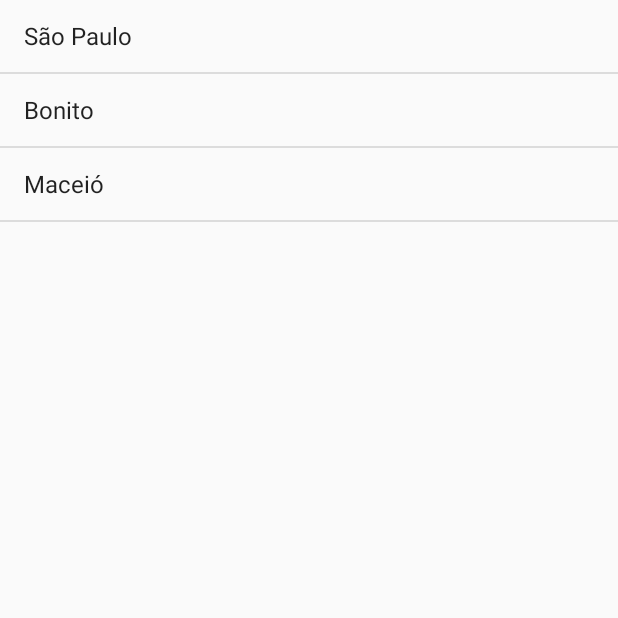
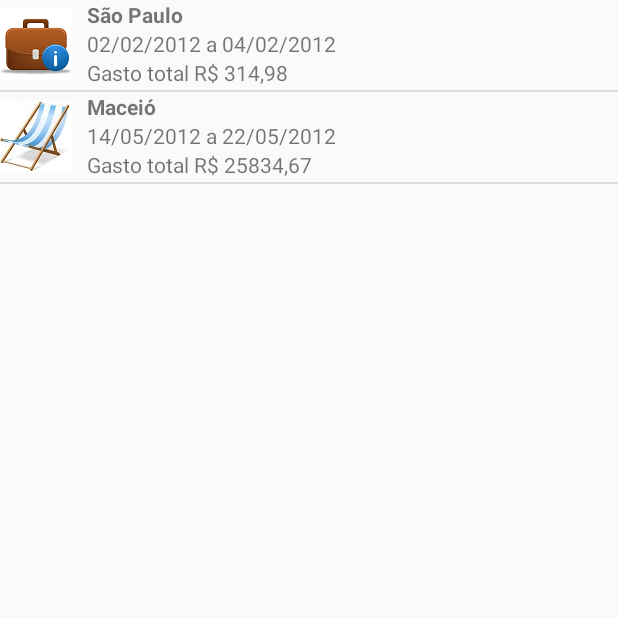
Before and after one commit to thiagomorais92/TravelAppTest, an Android app: the ViagemListActivity screen opened directly, with no data from a screen before it, on a phone screen of 412 x 824 dp, the top half of it. Run offline under Robolectric (Android 15) with nearby library versions, the phone set to English and light mode, and no system bars.

Commit message:
.
. working

```diff
--- a/app/src/main/java/thiago/com/br/myapplication/activitys/MainActivity.java
+++ b/app/src/main/java/thiago/com/br/myapplication/activitys/MainActivity.java
@@ -34,7 +34,7 @@ public class MainActivity extends Activity {
                 String usuarioInformado = email.getText().toString();
                 String SenhaInformada = senha.getText().toString();
 
-                if ("leitor".equals(usuarioInformado) && "123".equals(SenhaInformada)){
+                if ("thiagomorais92@live.com".equals(usuarioInformado) && "12345".equals(SenhaInformada)){
                     Log.i("if","dentro da condição");
                     Intent ir = new Intent(MainActivity.this,DashBoardActivity.class);
                     startActivity(ir);
--- a/app/src/main/java/thiago/com/br/myapplication/activitys/ViagemListActivity.java
+++ b/app/src/main/java/thiago/com/br/myapplication/activitys/ViagemListActivity.java
@@ -4,35 +4,57 @@ import android.app.ListActivity;
 import android.content.Intent;
 import android.os.Bundle;
 import android.view.View;
-import android.widget.AdapterView;
-import android.widget.ArrayAdapter;
-import android.widget.ListView;
-import android.widget.TextView;
-import android.widget.Toast;
+import android.widget.*;
+import thiago.com.br.myapplication.R;
 
-import java.util.Arrays;
-import java.util.List;
+import java.util.*;
 
 /**
  * Created by Samsung on 28/01/2015.
  */
 public class ViagemListActivity extends ListActivity implements AdapterView.OnItemClickListener{
+
+    private List<Map<String, Object>> viagens;
+
     @Override
     protected void onCreate(Bundle savedInstanceState) {
         super.onCreate(savedInstanceState);
-        setListAdapter(new ArrayAdapter<String>(this,android.R.layout.simple_list_item_1,listarViagens()));
-        ListView listView = getListView();
-        listView.setOnItemClickListener(this);
+
+        String[] de = {"imagem", "destino", "data", "totalGasto"};
+        int[] para = {R.id.tipoViagem, R.id.destino, R.id.data, R.id.totalGasto};
+        SimpleAdapter adapter =
+                new SimpleAdapter(this, listarViagens(),R.layout.lista_viagem, de, para);
+
+        setListAdapter(adapter);
+        getListView().setOnItemClickListener(this);
     }
 
-    private List<String> listarViagens() {
-        return Arrays.asList("São Paulo","Bonito","Maceió");
+    private List<Map<String,Object>> listarViagens() {
+        viagens = new ArrayList<Map<String,Object>>();
+
+        HashMap<String, Object> item = new HashMap<String, Object>();
+        item.put("imagem",R.drawable.negocios);
+        item.put("destino","São Paulo");
+        item.put("data","02/02/2012 a 04/02/2012");
+        item.put("totalGasto","Gasto total R$ 314,98");
+        viagens.add(item);
+
+        item = new HashMap<String, Object>();
+        item.put("imagem", R.drawable.lazer);
+        item.put("destino", "Maceió");
+        item.put("data","14/05/2012 a 22/05/2012");
+        item.put("totalGasto","Gasto total R$ 25834,67");
+        viagens.add(item);
+
+        return viagens;
     }
 
     @Override
     public void onItemClick(AdapterView<?> parent, View view, int position, long id) {
-        TextView tvView = (TextView) view;
-        Toast.makeText(ViagemListActivity.this,"Viagem Selecionada: "+tvView.getText(),Toast.LENGTH_SHORT).show();
+        Map<String,Object> map = viagens.get(position);
+        String destino = (String) map.get("destino");
+
+        Toast.makeText(ViagemListActivity.this,"Viagem Selecionada: "+destino,Toast.LENGTH_SHORT).show();
         startActivity(new Intent(ViagemListActivity.this, GastoListActivity.class));
     }
 }
--- /dev/null
+++ b/app/src/main/res/layout/lista_viagem.xml
@@ -0,0 +1,41 @@
+<?xml version="1.0" encoding="utf-8"?>
+<LinearLayout xmlns:android="http://schemas.android.com/apk/res/android"
+              android:orientation="horizontal"
+              android:layout_width="match_parent"
+              android:layout_height="match_parent"
+              android:layout_marginBottom="5dp">
+
+    <LinearLayout
+            android:layout_width="wrap_content"
+            android:layout_height="60dp"
+            android:orientation="vertical">
+
+        <ImageView
+                android:id="@+id/tipoViagem"
+                android:layout_width="wrap_content"
+                android:layout_height="match_parent"
+                android:layout_gravity="center_vertical"/>
+    </LinearLayout>
+
+    <LinearLayout
+            android:layout_width="wrap_content"
+            android:layout_height="match_parent"
+            android:layout_marginLeft="10dp"
+            android:orientation="vertical" >
+
+        <TextView
+                android:id="@+id/destino"
+                android:layout_width="wrap_content"
+                android:layout_height="wrap_content" android:textStyle="bold"/>
+        <TextView
+                android:id="@+id/data"
+                android:layout_width="wrap_content"
+                android:layout_height="wrap_content" />
+        <TextView
+                android:id="@+id/totalGasto"
+                android:layout_width="wrap_content"
+                android:layout_height="wrap_content" />
+    </LinearLayout>
+
+
+</LinearLayout>
```
Also changed, not shown: app/src/main/res/drawable-hdpi/ic_launcher.png, app/src/main/res/drawable-hdpi/lazer.jpg (added), app/src/main/res/drawable-hdpi/negocios.png (added), app/src/main/res/drawable-mdpi/ic_launcher.png, app/src/main/res/drawable-mdpi/lazer.jpg (added), app/src/main/res/drawable-mdpi/negocios.png (added), app/src/main/res/drawable-xhdpi/ic_launcher.png, app/src/main/res/drawable-xhdpi/lazer.jpg (added), app/src/main/res/drawable-xhdpi/negocios.png (added), app/src/main/res/drawable-xxhdpi/ic_launcher.png, app/src/main/res/drawable-xxhdpi/lazer.jpg (added), app/src/main/res/drawable-xxhdpi/negocios.png (added), 2 other files.
